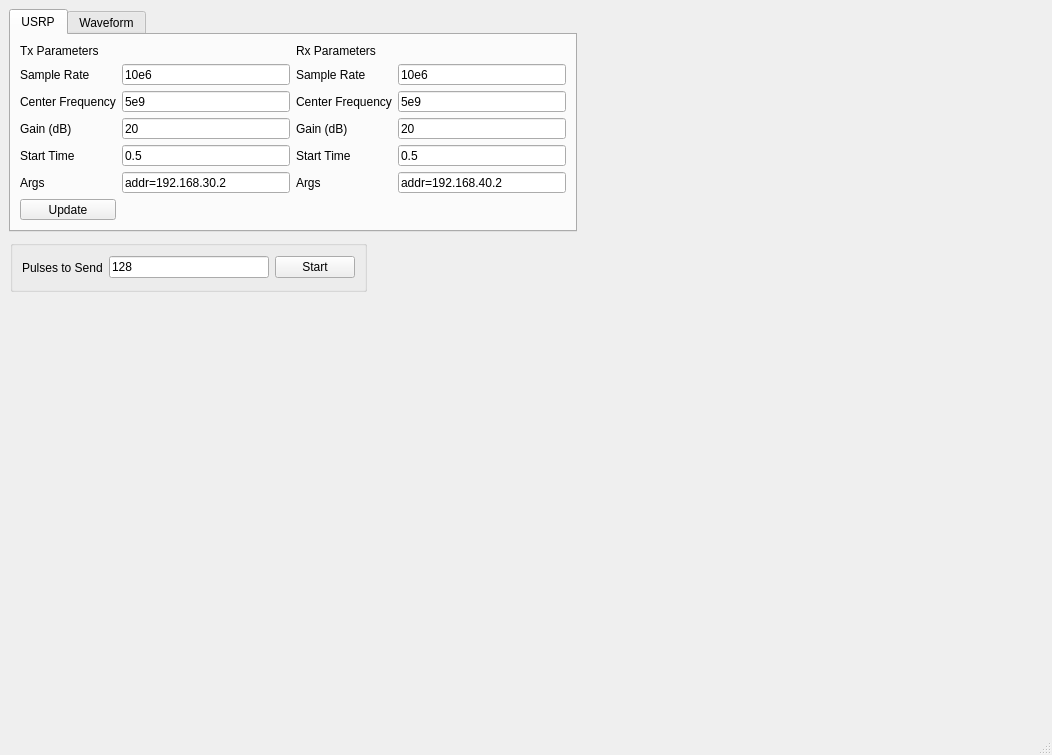
Qt form ui/radar_window.ui (ShaneFlandermeyer/uhd-radar) before a commit.
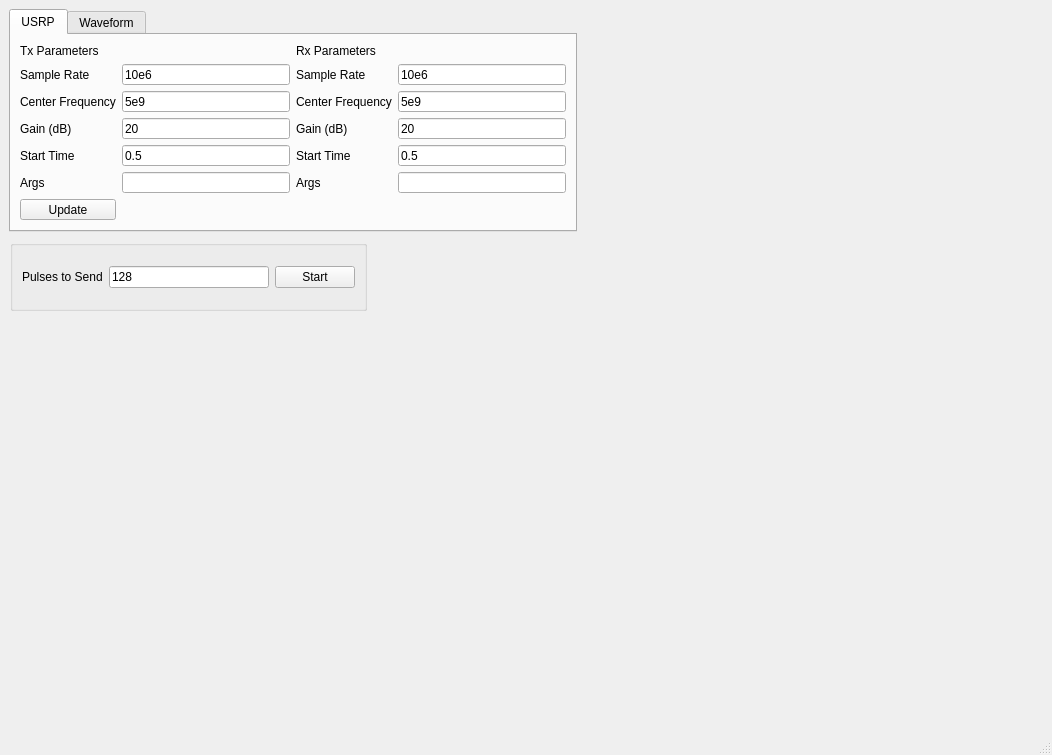
The same form after that commit. The open tabs and pages were chosen to show the change.

Commit message: Fixed start button box weirdness

Diff of the .ui file:
```diff
--- a/ui/radar_window.ui
+++ b/ui/radar_window.ui
@@ -93,14 +93,14 @@
       <item row="5" column="1">
        <widget class="QLineEdit" name="tx_args">
         <property name="text">
-         <string>addr=192.168.30.2</string>
+         <string/>
         </property>
        </widget>
       </item>
       <item row="5" column="3">
        <widget class="QLineEdit" name="rx_args">
         <property name="text">
-         <string>addr=192.168.40.2</string>
+         <string/>
         </property>
        </widget>
       </item>
@@ -274,7 +274,7 @@
       <x>10</x>
       <y>240</y>
       <width>357</width>
-      <height>52</height>
+      <height>71</height>
      </rect>
     </property>
     <layout class="QHBoxLayout" name="horizontalLayout">
```
Left out of the diff: 2 changed lines with no effect on the pictures.
